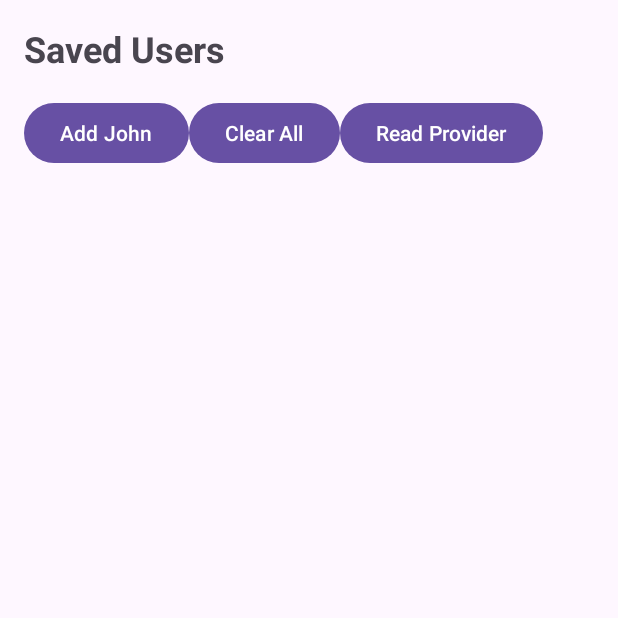
After one commit to lakna-pratheeshwara/Android-UI-Design-Lab, an Android app: the UsersActivity screen opened directly, with no data from a screen before it, on a phone screen of 412 x 824 dp, the top half of it. The commit adds this screen. Run offline under Robolectric (Android 15) with nearby library versions, the phone set to English and light mode, and no system bars; 5 statements that could not run were skipped.

Commit message:
Android UI Design Lab - Added new Android lab tasks.

```diff
--- a/app/build.gradle.kts
+++ b/app/build.gradle.kts
@@ -41,4 +41,6 @@ dependencies {
     testImplementation(libs.junit)
     androidTestImplementation(libs.espresso.core)
     androidTestImplementation(libs.ext.junit)
+    implementation("androidx.room:room-runtime:2.6.1")
+    annotationProcessor("androidx.room:room-compiler:2.6.1")
 }
--- /dev/null
+++ b/app/src/main/java/com/example/uidesignlab/UsersActivity.java
@@ -0,0 +1,118 @@
+package com.example.uidesignlab;
+
+import android.os.Bundle;
+import android.widget.Button;
+import android.widget.Toast;
+import android.database.Cursor;
+import android.util.Log;
+
+
+import androidx.appcompat.app.AppCompatActivity;
+import androidx.recyclerview.widget.LinearLayoutManager;
+import androidx.recyclerview.widget.RecyclerView;
+
+import java.util.ArrayList;
+import java.util.List;
+
+public class UsersActivity extends AppCompatActivity {
+
+    RecyclerView recyclerView;
+    Button btnAddJohn, btnClearAll, btnReadProvider;
+
+    UserAdapter adapter;
+    ArrayList<UserRecord> userList;
+
+    AppDatabase db;
+
+    @Override
+    protected void onCreate(Bundle savedInstanceState) {
+        super.onCreate(savedInstanceState);
+        setContentView(R.layout.activity_users);
+
+        recyclerView = findViewById(R.id.recyclerViewUsers);
+        btnAddJohn = findViewById(R.id.btnAddJohn);
+        btnClearAll = findViewById(R.id.btnClearAll);
+        btnReadProvider = findViewById(R.id.btnReadProvider);
+
+        db = AppDatabase.getInstance(getApplicationContext());
+
+        userList = new ArrayList<>();
+
+        adapter = new UserAdapter(userList);
+
+        recyclerView.setLayoutManager(new LinearLayoutManager(this));
+        recyclerView.setAdapter(adapter);
+
+        loadUsers();
+
+        btnAddJohn.setOnClickListener(v -> {
+            AppDatabase.databaseExecutor.execute(() -> {
+                db.userDao().insert(new UserRecord("John"));
+
+                runOnUiThread(() -> {
+                    Toast.makeText(this, "John Added", Toast.LENGTH_SHORT).show();
+                    loadUsers();
+                });
+            });
+        });
+
+
+        btnReadProvider.setOnClickListener(v ->
+                AppDatabase.databaseExecutor.execute(() -> {
+
+                    int count = 0;
+
+                    try (Cursor cursor = getContentResolver().query(
+                            UserProvider.CONTENT_URI,
+                            null, null, null, null)) {
+
+                        if (cursor != null) {
+
+                            int nameIndex =
+                                    cursor.getColumnIndexOrThrow("name");
+
+                            while (cursor.moveToNext()) {
+
+                                String name = cursor.getString(nameIndex);
+
+                                Log.d("RoomLab", "Provider User: " + name);
+
+                                count++;
+                            }
+                        }
+                    }
+
+                    final int finalCount = count;
+
+                    runOnUiThread(() ->
+                            Toast.makeText(
+                                    UsersActivity.this,
+                                    "Provider returned " + finalCount + " rows",
+                                    Toast.LENGTH_SHORT
+                            ).show()
+                    );
+                }));
+
+
+        btnClearAll.setOnClickListener(v -> {
+            AppDatabase.databaseExecutor.execute(() -> {
+                db.userDao().deleteAll();
+
+                runOnUiThread(() -> {
+                    Toast.makeText(this, "All Users Cleared", Toast.LENGTH_SHORT).show();
+                    loadUsers();
+                });
+            });
+        });
+    }
+
+    private void loadUsers() {
+        AppDatabase.databaseExecutor.execute(() -> {
+            List<UserRecord> users = db.userDao().getAll();
+
+            runOnUiThread(() -> {
+                adapter.updateUsers(users);
+            });
+        });
+    }
+}
--- /dev/null
+++ b/app/src/main/res/layout/activity_users.xml
@@ -0,0 +1,56 @@
+<?xml version="1.0" encoding="utf-8"?>
+<androidx.constraintlayout.widget.ConstraintLayout
+    xmlns:android="http://schemas.android.com/apk/res/android"
+    xmlns:app="http://schemas.android.com/apk/res-auto"
+    android:layout_width="match_parent"
+    android:layout_height="match_parent"
+    android:padding="16dp">
+
+    <TextView
+        android:id="@+id/txtUsersTitle"
+        android:layout_width="wrap_content"
+        android:layout_height="wrap_content"
+        android:text="Saved Users"
+        android:textSize="24sp"
+        android:textStyle="bold"
+        app:layout_constraintStart_toStartOf="parent"
+        app:layout_constraintTop_toTopOf="parent" />
+
+    <LinearLayout
+        android:id="@+id/buttonRow"
+        android:layout_width="match_parent"
+        android:layout_height="wrap_content"
+        android:orientation="horizontal"
+        android:layout_marginTop="16dp"
+        app:layout_constraintTop_toBottomOf="@id/txtUsersTitle">
+
+        <Button
+            android:id="@+id/btnAddJohn"
+            android:layout_width="wrap_content"
+            android:layout_height="wrap_content"
+            android:text="Add John"/>
+
+        <Button
+            android:id="@+id/btnClearAll"
+            android:layout_width="wrap_content"
+            android:layout_height="wrap_content"
+            android:text="Clear All"/>
+
+        <Button
+            android:id="@+id/btnReadProvider"
+            android:layout_width="wrap_content"
+            android:layout_height="wrap_content"
+            android:text="Read Provider"/>
+    </LinearLayout>
+
+    <androidx.recyclerview.widget.RecyclerView
+        android:id="@+id/recyclerViewUsers"
+        android:layout_width="0dp"
+        android:layout_height="0dp"
+        android:layout_marginTop="16dp"
+        app:layout_constraintTop_toBottomOf="@id/buttonRow"
+        app:layout_constraintBottom_toBottomOf="parent"
+        app:layout_constraintStart_toStartOf="parent"
+        app:layout_constraintEnd_toEndOf="parent"/>
+
+</androidx.constraintlayout.widget.ConstraintLayout>
--- a/app/src/main/res/menu/dashboard_menu.xml
+++ b/app/src/main/res/menu/dashboard_menu.xml
@@ -21,4 +21,10 @@
         android:title="@string/menu_notes"
         app:showAsAction="never" />
 
+    <item
+        android:id="@+id/action_users"
+        android:title="@string/menu_users"
+        android:orderInCategory="3"
+        app:showAsAction="never" />
+
 </menu>
```
Also changed, not shown: app/src/main/AndroidManifest.xml (+13 -0 lines), app/src/main/java/com/example/uidesignlab/DashboardActivity.java (+7 -0 lines), app/src/main/java/com/example/uidesignlab/MainActivity.java (+12 -0 lines), app/src/main/java/com/example/uidesignlab/UserAdapter.java (added, +60 -0 lines), app/src/main/java/com/example/uidesignlab/UserProvider.java (added, +156 -0 lines), app/src/main/res/layout/activity_dashboard.xml (+5 -4 lines), app/src/main/res/values/strings.xml (+8 -0 lines), app/src/main/res/values/colors.xml (line endings or trailing spaces).
